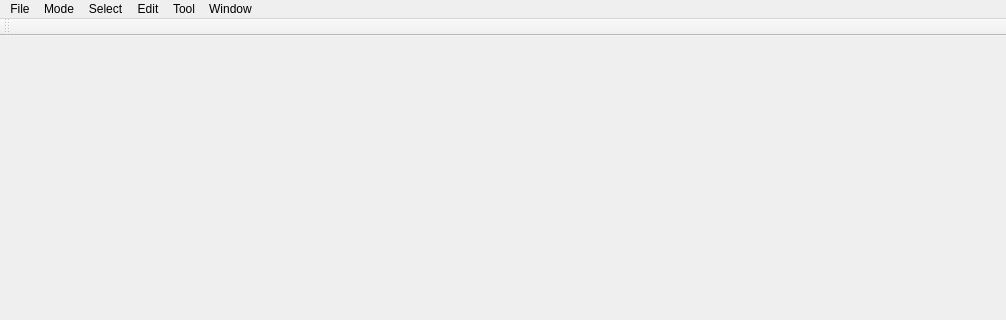
Before: the Qt Designer form GSMViewer/MainWindow.ui in gnishida/GSMViewer, drawn with Qt 5; both pictures show x 0 to 1006 and y 0 to 320 of the 1006 by 800 pixel window.
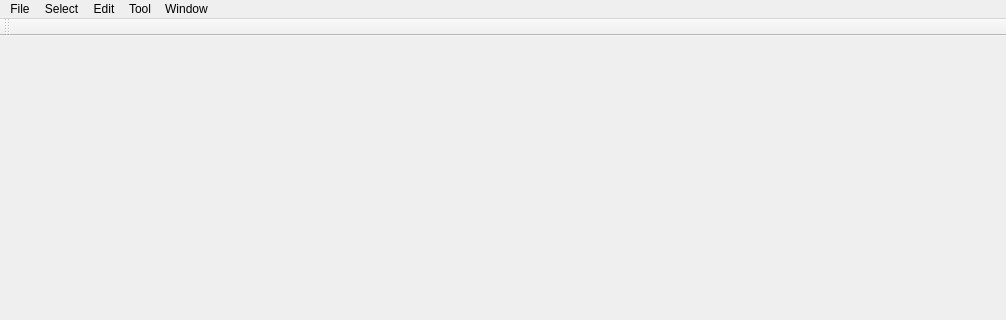
After: the same form once the commit is applied. Icons and pictures are not drawn.

```diff
--- a/GSMViewer/MainWindow.ui
+++ b/GSMViewer/MainWindow.ui
@@ -72,16 +72,7 @@
     <addaction name="actionVoronoiCut"/>
     <addaction name="actionShowArea"/>
    </widget>
-   <widget class="QMenu" name="menuMode">
-    <property name="title">
-     <string>Mode</string>
-    </property>
-    <addaction name="actionModeBasic"/>
-    <addaction name="actionModeLayer"/>
-    <addaction name="actionModeSketch"/>
-   </widget>
    <addaction name="menuFile"/>
-   <addaction name="menuMode"/>
    <addaction name="menuSelect"/>
    <addaction name="menuEdit"/>
    <addaction name="menuTool"/>
```
